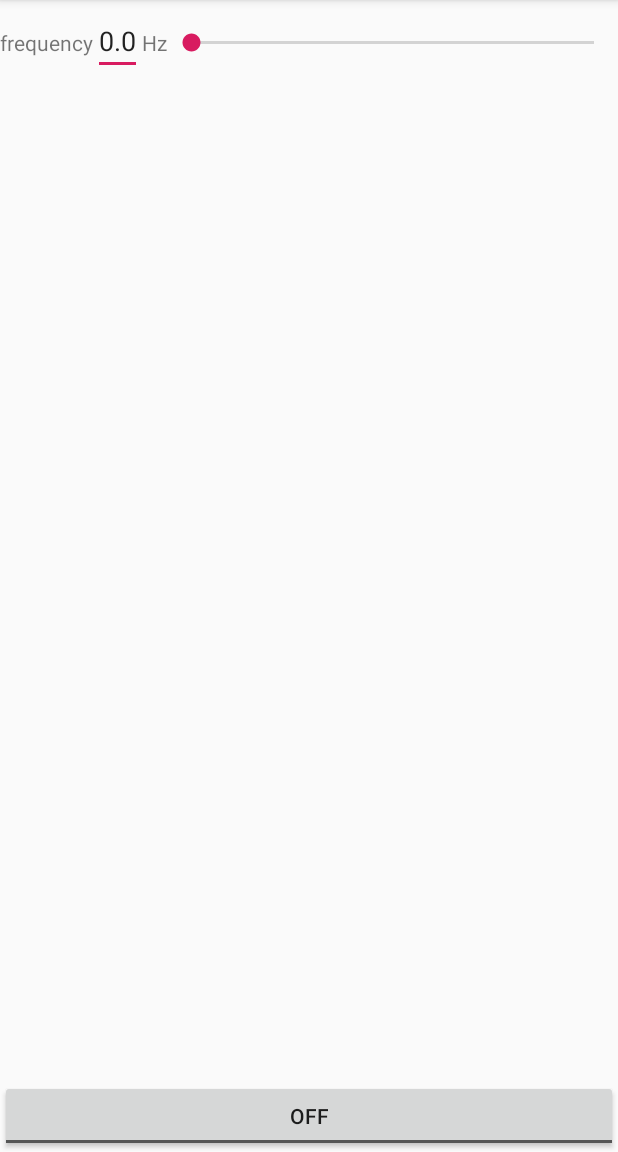
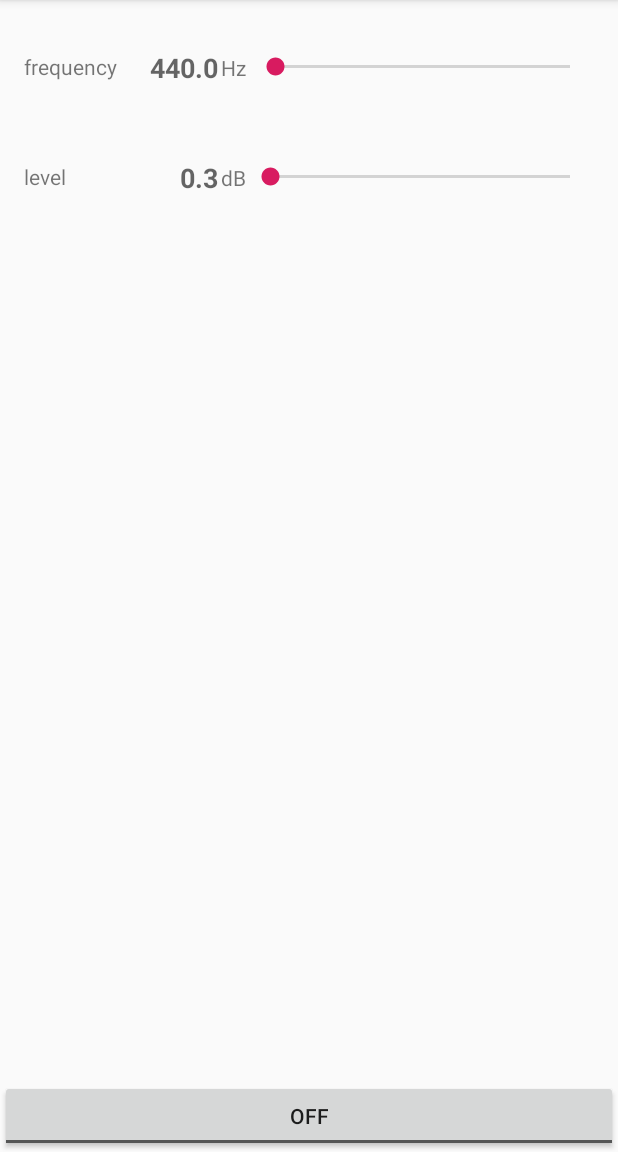
Before and after one commit to covercash2/hear, an Android app: the screen it shows after launch (MainActivity), on a phone screen of 412 x 824 dp, the part 84-1236 px from its top. Run offline under Robolectric (Android 15) with nearby library versions, the light colour scheme and no system bars; 1 statement that could not run was skipped.

Commit message:
save game

```diff
--- a/AaudioTests/app/src/main/java/dev/covercash/aaudiotests/MainActivity.kt
+++ b/AaudioTests/app/src/main/java/dev/covercash/aaudiotests/MainActivity.kt
@@ -4,33 +4,76 @@ import android.os.Bundle
 import android.util.Log
 import android.widget.ToggleButton
 import androidx.appcompat.app.AppCompatActivity
-import androidx.lifecycle.Observer
-import androidx.lifecycle.ViewModelProviders
-import dev.covercash.aaudiotests.audio.oscillator.OscillatorModel
 import dev.covercash.aaudiotests.jni.NativeAudio
-import dev.covercash.aaudiotests.view.unit_slider.UnitSlider
+import dev.covercash.aaudiotests.view.unit_slider.UnitDialog
 import kotlinx.android.synthetic.main.activity_main.*
+import kotlin.Result.Companion.failure
+import kotlin.Result.Companion.success
+import kotlin.math.pow
 
-const val defaultFrequency = 440f // Hz
+const val FREQUENCY_MIN = 10.0f
+const val FREQUENCY_MAX = 20_000f
 
 class MainActivity : AppCompatActivity() {
+    private val TAG = this.javaClass.simpleName
 
     private val nativeAudio = NativeAudio()
 
+    private val constA = 2f.pow(1f / 12f)
+
     private fun setupOscillator() {
+        val validateFrequency: (Float) -> Result<Float> = {
+            when {
+                it > FREQUENCY_MAX || it < FREQUENCY_MIN ->
+                    failure(
+                        IndexOutOfBoundsException(
+                            "value is out of range: $it\n\tfrequency between $FREQUENCY_MIN and $FREQUENCY_MAX required"
+                        )
+                    )
+                else -> success(it)
+            }
+        }
+        val validateStringFrequency: (String) -> Result<Float> = { s: String ->
+            when (val v = s.toFloatOrNull()) {
+                null -> failure(IllegalArgumentException("unable to parse float from string: $s"))
+                else -> validateFrequency(v)
+            }
+        }
 
-        val model = ViewModelProviders.of(this)[OscillatorModel::class.java]
-        model.getFrequency().observe(this, Observer<Float> { frequency ->
-            frequency_slider.setValue(frequency.times(10f).toInt())
-        })
-
-        findViewById<UnitSlider>(R.id.frequency_slider)!!.apply {
-            model.frequency.value = nativeAudio.frequency
+        frequency_slider!!.apply {
             onValueChangedListener = { newValue ->
-                nativeAudio.frequency = (newValue.toFloat() / 10f)
+                Log.d(TAG, "value changed: $newValue")
+                validateFrequency(newValue)
+                    .onFailure {
+                        Log.e(TAG, "unable to validate frequency", it)
+                    }
+                    .onSuccess {
+                        nativeAudio.frequency = newValue
+                    }
             }
             dataToString = {
-                it.toFloat().div(10f).toString()
+                "%.1f".format(it)
+            }
+            scaleData = {
+                it.toFloat() / 10f
+            }
+            onFieldClick = {
+                UnitDialog("frequency") { dialog, s ->
+
+                    validateStringFrequency(s)
+                        .onSuccess { f ->
+                            nativeAudio.frequency = f
+                            setValue(f)
+                            dialog.dismiss()
+                        }
+                        .onFailure {
+                            Log.d(TAG, "unable to validate dialog input")
+                        }
+                }
+                    .show(supportFragmentManager, "Frequency Dialog")
+            }
+            dataToInt = {
+                (it * 10f).toInt()
             }
         }
     }
--- /dev/null
+++ b/AaudioTests/app/src/main/java/dev/covercash/aaudiotests/audio/oscillator/FrequencySlider.kt
@@ -0,0 +1,5 @@
+package dev.covercash.aaudiotests.audio.oscillator
+
+//class FrequencySlider(context: Context, attributeSet: AttributeSet) : UnitSlider(context, attributeSet) {
+//
+//}
--- a/AaudioTests/app/src/main/java/dev/covercash/aaudiotests/audio/oscillator/OscillatorModel.kt
+++ b/AaudioTests/app/src/main/java/dev/covercash/aaudiotests/audio/oscillator/OscillatorModel.kt
@@ -5,8 +5,11 @@ import androidx.lifecycle.MutableLiveData
 import androidx.lifecycle.ViewModel
 
 class OscillatorModel : ViewModel() {
-    val frequency: MutableLiveData<Float> by lazy {
+    private val frequency: MutableLiveData<Float> by lazy {
         MutableLiveData<Float>()
+    }
+    val playing: MutableLiveData<Boolean> by lazy {
+        MutableLiveData<Boolean>()
     }
 
     fun getFrequency(): LiveData<Float> = frequency
--- a/AaudioTests/app/src/main/java/dev/covercash/aaudiotests/view/unit_slider/UnitSlider.kt
+++ b/AaudioTests/app/src/main/java/dev/covercash/aaudiotests/view/unit_slider/UnitSlider.kt
@@ -10,19 +10,31 @@ import android.view.View
 import android.widget.LinearLayout
 import android.widget.SeekBar
 import android.widget.TextView
+import androidx.core.content.res.getFloatOrThrow
 import androidx.core.content.res.getIntOrThrow
 import dev.covercash.aaudiotests.R
 import kotlinx.android.synthetic.main.unit_slider_view.view.*
 
 class UnitSlider(context: Context, attrs: AttributeSet) : LinearLayout(context, attrs) {
 
+    private val TAG = this.javaClass.simpleName
+
     private val name: String
     private val unit: String
 
-    var onValueChangedListener: (Int) -> Unit = {
+    var onValueChangedListener: (Float) -> Unit = {
         Log.d("UnitSlider", "value changed: $it")
     }
-    var dataToString: ((Int) -> String)? = null
+    var onFieldClick: () -> Unit = {
+        Log.d(TAG, "field clicked")
+    }
+    var dataToString: ((Float) -> String)? = null
+    var scaleData: (Int) -> Float = {
+        Log.d(TAG, "scale data linear")
+        it.toFloat()
+    }
+
+    var dataToInt: (Float) -> Int = { it.toInt() }
 
     init {
         val root = inflate(context, R.layout.unit_slider_view, this)
@@ -31,26 +43,25 @@ class UnitSlider(context: Context, attrs: AttributeSet) : LinearLayout(context,
         try {
             name = typedArray.getString(R.styleable.UnitSlider_us_name) ?: ""
             unit = typedArray.getString(R.styleable.UnitSlider_us_unit) ?: ""
-            val data = typedArray.getIntOrThrow(R.styleable.UnitSlider_us_default_value)
-            val min = typedArray.getIntOrThrow(R.styleable.UnitSlider_us_min)
-            val max = typedArray.getIntOrThrow(R.styleable.UnitSlider_us_max)
+            val data = typedArray.getFloatOrThrow(R.styleable.UnitSlider_us_default_value)
+            val min = typedArray.getFloatOrThrow(R.styleable.UnitSlider_us_min)
+            val max = typedArray.getFloatOrThrow(R.styleable.UnitSlider_us_max)
 
             setTitle(root)
             setUnit(unit)
-            setupValueField(root, dataString(data))
-            setupSlider(root, data, min, max)
+            setupValueField(dataString(data))
+            setupSlider(dataToInt(min), dataToInt(max), dataToInt(data))
         } finally {
             typedArray.recycle()
         }
 
     }
 
-    fun setValue(position: Int) {
-        setSliderPosition(position)
+    fun setValue(position: Float) {
         unit_field.setText(dataString(position), TextView.BufferType.EDITABLE)
     }
 
-    private fun dataString(data: Int): String {
+    private fun dataString(data: Float): String {
         return if (dataToString == null) {
             data.toString()
         } else {
@@ -70,27 +81,18 @@ class UnitSlider(context: Context, attrs: AttributeSet) : LinearLayout(context,
         }
     }
 
-    private fun setSliderPosition(position: Int) {
-        findViewById<SeekBar>(R.id.unit_seek_bar)!!.apply {
-            Log.d("UnitSlider", "setting progress value $position")
-            setProgress(position, true)
-        }
+    private fun setValueText(text: String) {
+        unit_field!!.setText(text, TextView.BufferType.EDITABLE)
     }
 
-    private fun setValueText(text: String) {
-        findViewById<TextView>(R.id.unit_field)!!.apply {
-            this.text = text
-        }
-    }
+    private fun setupSlider(min: Int, max: Int, defaultValue: Int) {
+        unit_seek_bar!!.let {
 
-    private fun setupSlider(root: View, defaultValue: Int, min: Int, max: Int) {
-        root.findViewById<SeekBar>(R.id.unit_seek_bar)!!.apply {
+            it.min = min * 10
+            it.max = max * 10
+            it.setProgress(defaultValue, false)
 
-            this.min = min
-            this.max = max
-
-            this.setProgress(defaultValue, false)
-            setOnSeekBarChangeListener(object : SeekBar.OnSeekBarChangeListener {
+            it.setOnSeekBarChangeListener(object : SeekBar.OnSeekBarChangeListener {
                 override fun onStartTrackingTouch(seekBar: SeekBar?) {
                     // nothing?
                 }
@@ -104,44 +106,24 @@ class UnitSlider(context: Context, attrs: AttributeSet) : LinearLayout(context,
                     progress: Int,
                     fromUser: Boolean
                 ) {
+                    Log.d(TAG, "progress: $progress")
                     if (fromUser) {
-                        setValueText(dataString(progress))
+                        val scaledData = scaleData(progress)
+                        setValueText(dataString(scaledData))
+                        onValueChangedListener(scaledData)
                     }
-                    onValueChangedListener(progress)
                 }
             })
         }
 
     }
 
-    private fun setupValueField(root: View, defaultValue: String) {
-        root.findViewById<TextView>(R.id.unit_field)!!.apply {
-            this.text = defaultValue
-            this.addTextChangedListener(object : TextWatcher {
-                override fun afterTextChanged(s: Editable?) {
-                    // nothing?
-                }
-
-                override fun beforeTextChanged(
-                    s: CharSequence?,
-                    start: Int,
-                    count: Int,
-                    after: Int
-                ) {
-                    // nothing?
-                }
-
-                override fun onTextChanged(s: CharSequence?, start: Int, before: Int, count: Int) {
-                    Log.d("UnitSlider", "onTextChanged: $s")
-                    s?.let {
-                        it.filter(Char::isDigit)
-                            .toString()
-                            .toInt().let { intValue ->
-                                setSliderPosition(intValue)
-                            }
-                    }
-                }
-            })
+    private fun setupValueField(defaultValue: String) {
+        unit_field!!.apply {
+            text = defaultValue
+            setOnClickListener {
+                onFieldClick()
+            }
         }
     }
 
--- a/AaudioTests/app/src/main/res/layout/activity_main.xml
+++ b/AaudioTests/app/src/main/res/layout/activity_main.xml
@@ -22,13 +22,27 @@
         android:id="@+id/frequency_slider"
         android:layout_width="0dp"
         android:layout_height="wrap_content"
-        app:us_name="frequency"
-        app:us_unit="Hz"
-        app:us_default_value="440"
-        app:us_min="20"
-        app:us_max="11000"
+        android:layout_margin="16dp"
         app:layout_constraintEnd_toEndOf="parent"
         app:layout_constraintStart_toStartOf="parent"
-        app:layout_constraintTop_toTopOf="parent" />
+        app:layout_constraintTop_toTopOf="parent"
+        app:us_default_value="440"
+        app:us_min="16.35"
+        app:us_max="1902.13"
+        app:us_name="frequency"
+        app:us_unit="Hz" />
+
+    <dev.covercash.aaudiotests.view.unit_slider.UnitSlider
+        android:layout_width="0dp"
+        android:layout_height="wrap_content"
+        android:layout_margin="16dp"
+        app:layout_constraintEnd_toEndOf="parent"
+        app:layout_constraintStart_toStartOf="parent"
+        app:layout_constraintTop_toBottomOf="@+id/frequency_slider"
+        app:us_default_value="0.3"
+        app:us_min="0.0"
+        app:us_max="1.0"
+        app:us_name="level"
+        app:us_unit="dB" />
 
 </androidx.constraintlayout.widget.ConstraintLayout>
--- a/AaudioTests/app/src/main/res/layout/unit_slider_view.xml
+++ b/AaudioTests/app/src/main/res/layout/unit_slider_view.xml
@@ -1,33 +1,59 @@
 <?xml version="1.0" encoding="utf-8"?>
-<LinearLayout xmlns:android="http://schemas.android.com/apk/res/android"
+<androidx.constraintlayout.widget.ConstraintLayout xmlns:android="http://schemas.android.com/apk/res/android"
+    xmlns:app="http://schemas.android.com/apk/res-auto"
+    xmlns:tools="http://schemas.android.com/tools"
+    android:id="@+id/linearLayout2"
     android:layout_width="match_parent"
-    android:layout_height="match_parent"
-    android:orientation="horizontal">
+    android:layout_height="match_parent">
 
     <TextView
         android:id="@+id/unit_title"
         android:layout_width="wrap_content"
-        android:layout_height="match_parent"
+        android:layout_height="0dp"
         android:gravity="center_vertical"
-        android:text="@string/unit_default_title" />
+        android:text="@string/unit_default_title"
+        app:layout_constraintBottom_toBottomOf="parent"
+        app:layout_constraintStart_toStartOf="parent"
+        app:layout_constraintTop_toTopOf="parent" />
 
-    <EditText
+    <TextView
         android:id="@+id/unit_field"
         android:layout_width="wrap_content"
         android:layout_height="wrap_content"
-        android:autofillHints="@string/frequency_hint"
-        android:inputType="numberDecimal" />
+        android:ems="4"
+        android:paddingStart="4dip"
+        android:paddingEnd="2dip"
+        android:textAlignment="textEnd"
+        android:textAppearance="@style/TextAppearance.AppCompat.Medium"
+        android:textStyle="bold"
+        app:layout_constraintBottom_toBottomOf="parent"
+        app:layout_constraintEnd_toStartOf="@+id/unit_label"
+        app:layout_constraintTop_toTopOf="parent" />
 
     <TextView
         android:id="@+id/unit_label"
         android:layout_width="wrap_content"
         android:layout_height="wrap_content"
-        android:text="" />
+        android:text="u"
+        app:layout_constraintBottom_toBottomOf="parent"
+        app:layout_constraintEnd_toStartOf="@+id/guideline"
+        app:layout_constraintTop_toTopOf="parent" />
 
     <SeekBar
         android:id="@+id/unit_seek_bar"
-        android:layout_width="match_parent"
-        android:layout_height="57dp" />
+        android:layout_width="0dp"
+        android:layout_height="57dp"
+        app:layout_constraintBottom_toBottomOf="parent"
+        app:layout_constraintEnd_toEndOf="parent"
+        app:layout_constraintStart_toStartOf="@+id/guideline"
+        app:layout_constraintTop_toTopOf="parent" />
+
+    <androidx.constraintlayout.widget.Guideline
+        android:id="@+id/guideline"
+        android:layout_width="wrap_content"
+        android:layout_height="wrap_content"
+        android:orientation="vertical"
+        app:layout_constraintGuide_percent="0.39" />
 
 
-</LinearLayout>
+</androidx.constraintlayout.widget.ConstraintLayout>
--- a/AaudioTests/app/src/main/res/values/attrs.xml
+++ b/AaudioTests/app/src/main/res/values/attrs.xml
@@ -3,8 +3,8 @@
     <declare-styleable name="UnitSlider">
         <attr name="us_name" format="string" />
         <attr name="us_unit" format="string" />
-        <attr name="us_default_value" format="integer" />
-        <attr name="us_max" format="integer" />
-        <attr name="us_min" format="integer" />
+        <attr name="us_default_value" format="float" />
+        <attr name="us_min" format="float" />
+        <attr name="us_max" format="float" />
     </declare-styleable>
 </resources>
--- a/AaudioTests/app/src/main/res/values/strings.xml
+++ b/AaudioTests/app/src/main/res/values/strings.xml
@@ -7,4 +7,6 @@
     <string name="frequency_unit">Hz</string>
     <string name="oscillator_title">Oscillator</string>
     <string name="unit_default_title">unit</string>
+    <string name="set">Set</string>
+    <string name="cancel">Cancel</string>
 </resources>
```
Also changed, not shown: AaudioTests/app/src/main/java/dev/covercash/aaudiotests/jni/NativeAudio.kt (+8 -2 lines), AaudioTests/app/src/main/java/dev/covercash/aaudiotests/view/unit_slider/UnitDialog.kt (added, +35 -0 lines), AaudioTests/app/src/main/res/layout/unit_dialog.xml (added, +70 -0 lines).
